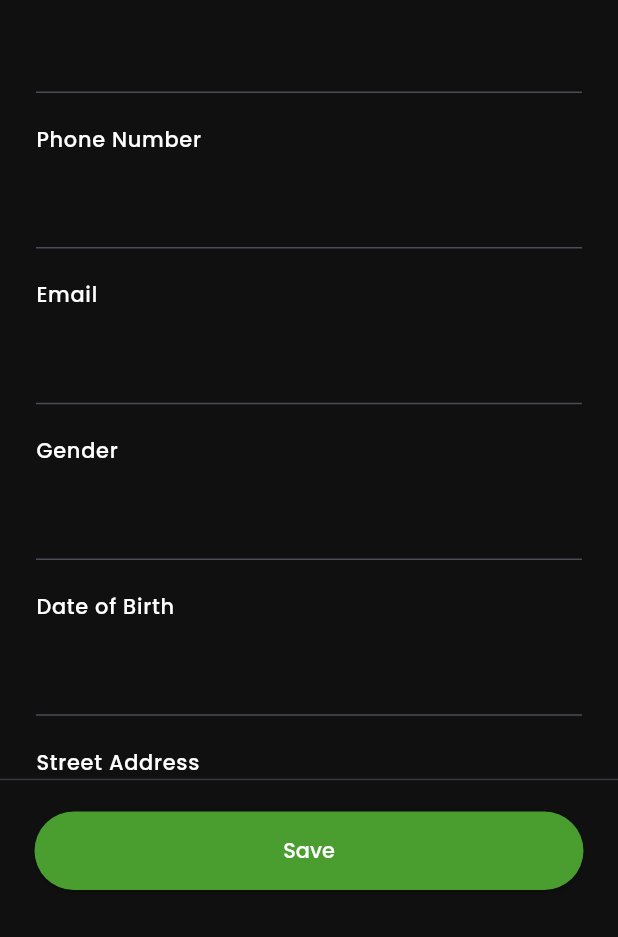
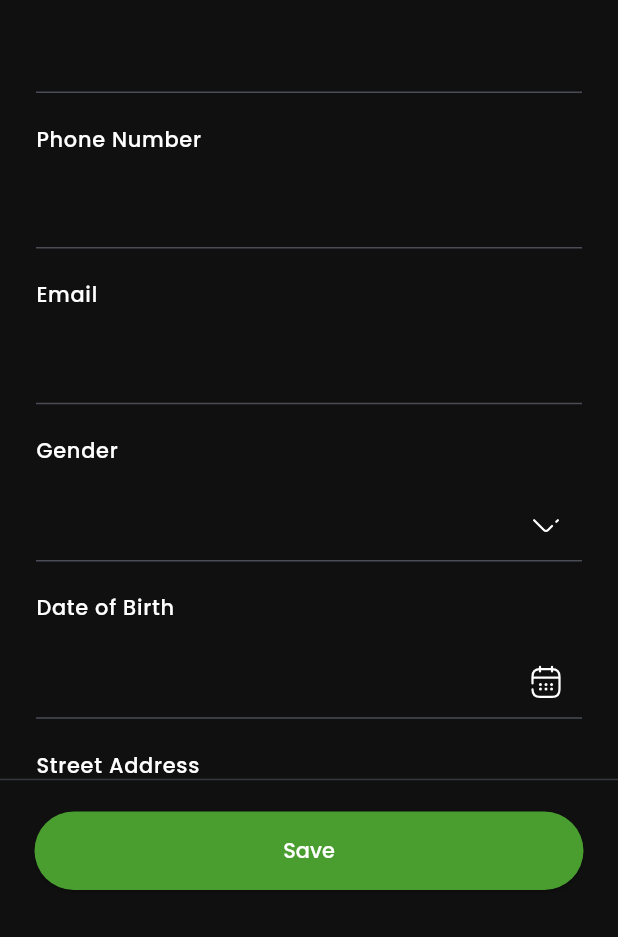
Before and after one commit to backbencherstudio/mevetec_app, a Flutter app: the ProfileInfoScreen screen opened by its route, on a phone screen of 412 x 824 dp, the part 299-1236 px from its top. Run offline on Flutter 3.47's test engine with Material 3 defaults, Android fonts, the phone set to English and light mode, and no system bars; our stand-ins replace dotted_line, flutter_riverpod, flutter_screenutil, flutter_svg, go_router, google_fonts and 2 more.

Commit message:
push to new branch

```diff
--- a/lib/src/core/constant/icons.dart
+++ b/lib/src/core/constant/icons.dart
@@ -10,8 +10,8 @@ class AppIcons {
   static const String privacyIcon = "$profilePath/lock.svg";
   static const String logoutIcon = "$profilePath/logout.svg";
   static const String forwardIcon = "$profilePath/forwardArrow.svg";
-
   static const String editIcon = "$profilePath/editImg.svg";
   static const String dropdown = "$profilePath/dropdown.svg";
   static const String calender = "$profilePath/calender.svg";
+  static const String masterCard = "$profilePath/mastercard.svg";
 }
--- a/lib/src/core/routes/route_config.dart
+++ b/lib/src/core/routes/route_config.dart
@@ -2,7 +2,7 @@ part of 'route_import_part.dart';
 
 class RouteConfig {
   GoRouter goRouter = GoRouter(
-    initialLocation: RouteName.splashScreen, /// Start at the splash screen
+    initialLocation: RouteName.profileScreen, /// Start at the splash screen
     routes: [
       GoRoute(
         path: RouteName.splashScreen,
@@ -23,6 +23,18 @@ class RouteConfig {
             state: state,
             transitionType: PageTransitionType.slideBottomToTop,
             child: OnboardingScreen(),
+          );
+        },
+      ),
+
+        GoRoute(
+        path: RouteName.chargingActivityScreen,
+        pageBuilder: (context, state) {
+          return buildPageWithTransition(
+            context: context,
+            state: state,
+            transitionType: PageTransitionType.slideBottomToTop,
+            child: ChargingActivityScreen(),
           );
         },
       ),
--- a/lib/src/core/routes/route_import_part.dart
+++ b/lib/src/core/routes/route_import_part.dart
@@ -5,6 +5,7 @@ import 'package:mevetec_app/src/features/screens/auth/presentation/complete_prof
 import 'package:mevetec_app/src/features/screens/auth/presentation/login_screen.dart';
 import 'package:mevetec_app/src/features/screens/auth/presentation/otp_screen.dart';
 import 'package:mevetec_app/src/features/screens/auth/presentation/success_screen.dart';
+import 'package:mevetec_app/src/features/screens/profile/charging_activity/presentation/charging_activity_screen.dart';
 
 import 'package:mevetec_app/src/features/screens/profile/personal_info/presentation/profile_info_screen.dart';
 
--- a/lib/src/core/routes/route_name.dart
+++ b/lib/src/core/routes/route_name.dart
@@ -7,4 +7,5 @@ class RouteName {
   static const String otpScreen = "/OtpScreen";
   static const String completeProfileScreen = '/CompleteProfileScreen';
   static const String successScreen = "/SuccessScreen";
+  static const String chargingActivityScreen = "/ChargingActivityScreen";
 }
--- a/lib/src/core/theme/theme_extension/color_scheme.dart
+++ b/lib/src/core/theme/theme_extension/color_scheme.dart
@@ -16,6 +16,8 @@ class AppColorScheme {
   static const Color borderColor = Color(0xffE9E9EA);
   static const Color shadowColor = Color.fromRGBO(0, 0, 0, 0.10);
   static const Color dividerColor = Color(0xff35383F);
+  static const Color cardbgColor =Color(0xff1A1A1A);
+  static const Color tileTextColor = Color(0xffA5A5AB);
   static ColorScheme colorScheme = ColorScheme.light(
     primary: primary,
     secondary: secondary,
--- a/lib/src/features/screens/profile/acount/Riverpod/listProvider.dart
+++ b/lib/src/features/screens/profile/acount/Riverpod/listProvider.dart
@@ -1,7 +1,7 @@
 import 'package:flutter_riverpod/flutter_riverpod.dart';
 import 'package:mevetec_app/src/core/constant/icons.dart';
 import 'package:mevetec_app/src/core/routes/route_name.dart';
-import 'package:mevetec_app/src/features/screens/profile/models/profile_list_model.dart';
+import 'package:mevetec_app/src/features/screens/profile/acount/models/profile_list_model.dart';
 
 final listProvider = StateNotifierProvider<ListNotifier, List<ProfileListModel>>(
   (ref){
@@ -12,7 +12,7 @@ final listProvider = StateNotifierProvider<ListNotifier, List<ProfileListModel>>
 class ListNotifier extends StateNotifier<List<ProfileListModel>>{
   ListNotifier():super([
     ProfileListModel(name: "Personal Info", imgIcon: AppIcons.profileIcon, routName: RouteName.profileInfoScreen),
-    ProfileListModel(name: "Charging Activity", imgIcon: AppIcons.statsIcon, routName: ""),
+    ProfileListModel(name: "Charging Activity", imgIcon: AppIcons.statsIcon, routName: RouteName.chargingActivityScreen),
     ProfileListModel(name: "Payment Methods", imgIcon: AppIcons.paymentIcon, routName: ""),
     ProfileListModel(name: "Saved Places", imgIcon: AppIcons.locationIcon, routName: ""),
     ProfileListModel(name: "Privacy Policy", imgIcon: AppIcons.privacyIcon, routName: ""),
--- a/lib/src/features/screens/profile/acount/presentation/profile_screen.dart
+++ b/lib/src/features/screens/profile/acount/presentation/profile_screen.dart
@@ -29,7 +29,6 @@ class ProfileScreen extends StatelessWidget {
                 SizedBox(height: 32.h),
                 Divider(color: AppColorScheme.onSurface, thickness: 0.5),
                 SizedBox(
-                  child: Expanded(
                   child: Consumer(
                     builder: (context, ref, _) {
                       final tileInfo = ref.watch(listProvider);
@@ -50,7 +49,6 @@ class ProfileScreen extends StatelessWidget {
                     },
                   ),
                 ),
-                ),
                 SizedBox(height: 32.h),
                 Customlisttile(
                   title: "Logout",
--- a/lib/src/features/screens/profile/personal_info/presentation/profile_info_screen.dart
+++ b/lib/src/features/screens/profile/personal_info/presentation/profile_info_screen.dart
@@ -1,15 +1,18 @@
 import 'package:flutter/material.dart';
 import 'package:flutter_screenutil/flutter_screenutil.dart';
+import 'package:flutter_svg/svg.dart';
 import 'package:mevetec_app/src/core/constant/images.dart';
 import 'package:mevetec_app/src/core/constant/padding.dart';
 import 'package:mevetec_app/src/core/theme/theme_extension/color_scheme.dart';
 import 'package:mevetec_app/src/features/common_widegts/commonWidget.dart';
 import 'package:mevetec_app/src/features/screens/profile/personal_info/presentation/widgets/profile_pic.dart';
 
+import '../../../../../core/constant/icons.dart';
+
 class ProfileInfoScreen extends StatelessWidget {
   const ProfileInfoScreen({super.key});
 
-  @override
+ @override
   Widget build(BuildContext context) {
     final textStyle = Theme.of(context).textTheme;
     return Scaffold(
@@ -24,7 +27,9 @@ class ProfileInfoScreen extends StatelessWidget {
         decoration: BoxDecoration(
           border: Border(top: BorderSide(color: AppColorScheme.dividerColor)),
         ),
-        child: ElevatedButton(onPressed: () {}, child: Text("Save")),
+        child: ElevatedButton(onPressed: () {
+
+        }, child: Text("Save")),
       ),
       body: SingleChildScrollView(
         child: Column(
@@ -74,9 +79,17 @@ class ProfileInfoScreen extends StatelessWidget {
                       fontWeight: FontWeight.w500,
                       color: AppColorScheme.primaryTextColor,
                     ),
+
                   ),
                   SizedBox(height: 16.h),
-                  TextFormField(),
+                  TextFormField(
+                    decoration: InputDecoration(
+                      suffixIcon: Padding(
+                        padding: const EdgeInsets.all(12.0),
+                        child: SvgPicture.asset(AppIcons.dropdown),
+                      )
+                    ),
+                  ),
                   SizedBox(height: 24.h),
                   Text(
                     "Date of Birth",
@@ -86,7 +99,14 @@ class ProfileInfoScreen extends StatelessWidget {
                     ),
                   ),
                   SizedBox(height: 16.h),
-                  TextFormField(),
+                  TextFormField(
+                      decoration: InputDecoration(
+                      suffixIcon: Padding(
+                        padding: const EdgeInsets.all(12.0),
+                        child: SvgPicture.asset(AppIcons.calender),
+                      )
+                    ),
+                  ),
                   SizedBox(height: 24.h),
                   Text(
                     "Street Address",
@@ -106,7 +126,14 @@ class ProfileInfoScreen extends StatelessWidget {
                     ),
                   ),
                   SizedBox(height: 16.h),
-                  TextFormField(),
+                  TextFormField(
+                    decoration: InputDecoration(
+                      suffixIcon: Padding(
+                        padding: const EdgeInsets.all(12.0),
+                        child: SvgPicture.asset(AppIcons.dropdown),
+                      )
+                    ),
+                  ),
                   SizedBox(height: 24.h),
                 ],
               ),
--- a/pubspec.yaml
+++ b/pubspec.yaml
@@ -45,6 +45,7 @@ dependencies:
   horizontal_list_calendar: ^1.0.0
   go_router: ^15.1.3
   intl_phone_number_input: ^0.7.4
+  dotted_line: ^3.2.3
 
 dev_dependencies:
   flutter_test:
```
Also changed, not shown: lib/src/features/screens/profile/charging_activity/presentation/charging_activity_screen.dart (added, +41 -0 lines), lib/src/features/screens/profile/charging_activity/presentation/widgets/custom_bill_container.dart (added, +101 -0 lines), lib/src/features/screens/profile/charging_activity/presentation/widgets/custom_raw_tile.dart (added, +36 -0 lines), lib/src/features/screens/profile/acount/models/profile_list_model.dart (renamed from lib/src/features/screens/profile/models/profile_list_model.dart), pubspec.lock. Lines whose indentation alone changed are shown as unchanged.
